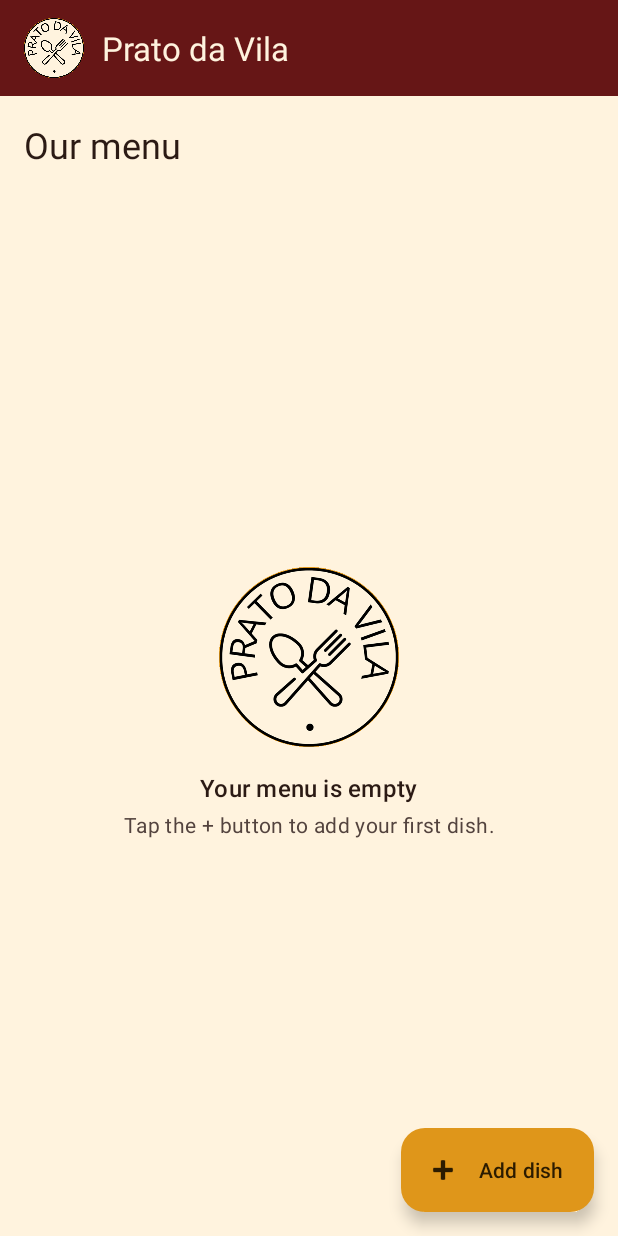
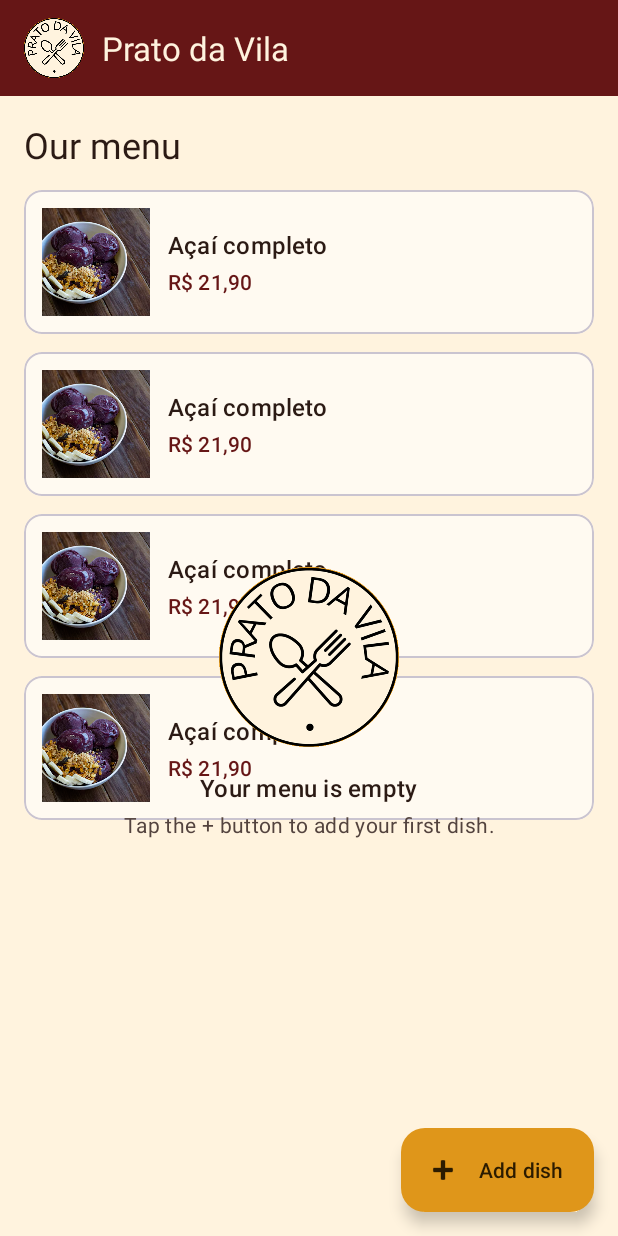
Before and after one commit to rodrigomtav/prato-da-vila, an Android app: the layout activity_main.xml on its own in the app's theme, with its tools: preview values and no code run, on a phone screen of 412 x 824 dp. Run offline under Robolectric (Android 15) with nearby library versions, the phone set to English and light mode, and no system bars.

Commit message:
Finalizando a etapa 3, criado o layout do item da lista (item_prato), feito o recyclerview, o adapter do prato, lista carregada no onResume, inserção de pratos de exemplo para testes.

```diff
--- a/app/src/main/res/layout/activity_main.xml
+++ b/app/src/main/res/layout/activity_main.xml
@@ -60,6 +60,20 @@
         app:layout_constraintStart_toStartOf="parent"
         app:layout_constraintTop_toBottomOf="@id/toolbar" />
 
+    <androidx.recyclerview.widget.RecyclerView
+        android:id="@+id/rv_pratos"
+        android:layout_width="0dp"
+        android:layout_height="0dp"
+        android:layout_marginTop="8dp"
+        android:clipToPadding="false"
+        android:paddingBottom="88dp"
+        app:layout_constraintBottom_toBottomOf="parent"
+        app:layout_constraintEnd_toEndOf="parent"
+        app:layout_constraintStart_toStartOf="parent"
+        app:layout_constraintTop_toBottomOf="@id/tv_list_title"
+        tools:itemCount="4"
+        tools:listitem="@layout/item_prato" />
+
     <!-- aparece quando não há pratos cadastrados -->
     <ImageView
         android:id="@+id/iv_empty"
--- /dev/null
+++ b/app/src/main/res/layout/item_prato.xml
@@ -0,0 +1,57 @@
+<?xml version="1.0" encoding="utf-8"?>
+<com.google.android.material.card.MaterialCardView xmlns:android="http://schemas.android.com/apk/res/android"
+    xmlns:app="http://schemas.android.com/apk/res-auto"
+    xmlns:tools="http://schemas.android.com/tools"
+    android:layout_width="match_parent"
+    android:layout_height="wrap_content"
+    android:layout_marginHorizontal="16dp"
+    android:layout_marginVertical="6dp"
+    app:cardBackgroundColor="?attr/colorSurface"
+    app:cardCornerRadius="12dp">
+
+    <androidx.constraintlayout.widget.ConstraintLayout
+        android:layout_width="match_parent"
+        android:layout_height="wrap_content"
+        android:padding="12dp">
+
+        <ImageView
+            android:id="@+id/iv_prato"
+            android:layout_width="72dp"
+            android:layout_height="72dp"
+            android:contentDescription="@string/cd_dish_image"
+            android:scaleType="centerCrop"
+            app:layout_constraintBottom_toBottomOf="parent"
+            app:layout_constraintStart_toStartOf="parent"
+            app:layout_constraintTop_toTopOf="parent"
+            tools:src="@drawable/img_prato_acai" />
+
+        <TextView
+            android:id="@+id/tv_nome"
+            android:layout_width="0dp"
+            android:layout_height="wrap_content"
+            android:layout_marginStart="12dp"
+            android:ellipsize="end"
+            android:maxLines="2"
+            android:textAppearance="?attr/textAppearanceTitleMedium"
+            android:textColor="?attr/colorOnSurface"
+            app:layout_constraintBottom_toTopOf="@id/tv_preco"
+            app:layout_constraintEnd_toEndOf="parent"
+            app:layout_constraintStart_toEndOf="@id/iv_prato"
+            app:layout_constraintTop_toTopOf="@id/iv_prato"
+            app:layout_constraintVertical_chainStyle="packed"
+            tools:text="Açaí completo" />
+
+        <TextView
+            android:id="@+id/tv_preco"
+            android:layout_width="wrap_content"
+            android:layout_height="wrap_content"
+            android:layout_marginTop="4dp"
+            android:textAppearance="?attr/textAppearanceTitleSmall"
+            android:textColor="?attr/colorPrimary"
+            app:layout_constraintBottom_toBottomOf="@id/iv_prato"
+            app:layout_constraintStart_toStartOf="@id/tv_nome"
+            app:layout_constraintTop_toBottomOf="@id/tv_nome"
+            tools:text="R$ 21,90" />
+
+    </androidx.constraintlayout.widget.ConstraintLayout>
+</com.google.android.material.card.MaterialCardView>
```
Also changed, not shown: app/src/main/java/br/edu/ifsp/pratodavila/adapter/PratoAdapter.kt (added, +45 -0 lines), app/src/main/java/br/edu/ifsp/pratodavila/data/AppDatabase.kt (+21 -24 lines), app/src/main/java/br/edu/ifsp/pratodavila/ui/MainActivity.kt (+31 -10 lines), app/src/main/res/drawable/img_prato_acai.jpg, app/src/main/res/drawable/img_prato_file_de_peixe_empanado.jpg, app/src/main/res/drawable/img_prato_prato_do_dia.jpg, app/src/main/res/drawable/img_prato_tutu_de_feijao.jpg, 1 other file.
